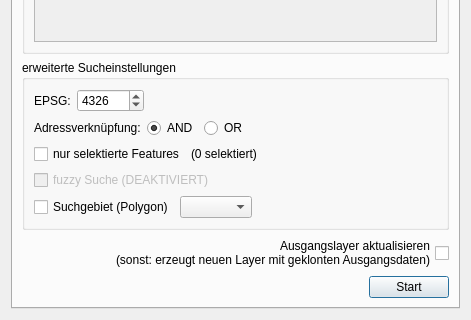
de-bkg/qgis-geocoder, file bkggeocoder/bkg_geocoder_dialog_base.ui: the form before one commit; both pictures show x 0 to 471 and y 312 to 632 of the 471 by 632 pixel window.
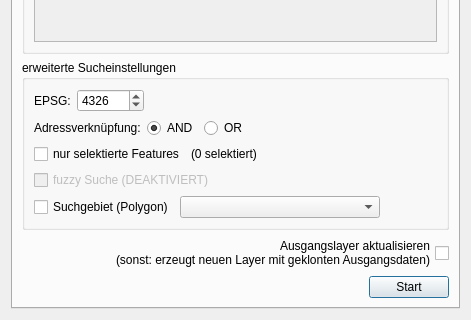
The form after the commit.

Patch:
```diff
--- a/bkggeocoder/bkg_geocoder_dialog_base.ui
+++ b/bkggeocoder/bkg_geocoder_dialog_base.ui
@@ -367,7 +367,14 @@
              </widget>
             </item>
             <item>
-             <widget class="QComboBox" name="area_combo"/>
+             <widget class="QComboBox" name="area_combo">
+              <property name="minimumSize">
+               <size>
+                <width>200</width>
+                <height>0</height>
+               </size>
+              </property>
+             </widget>
             </item>
             <item>
              <spacer name="horizontalSpacer_10">
```
